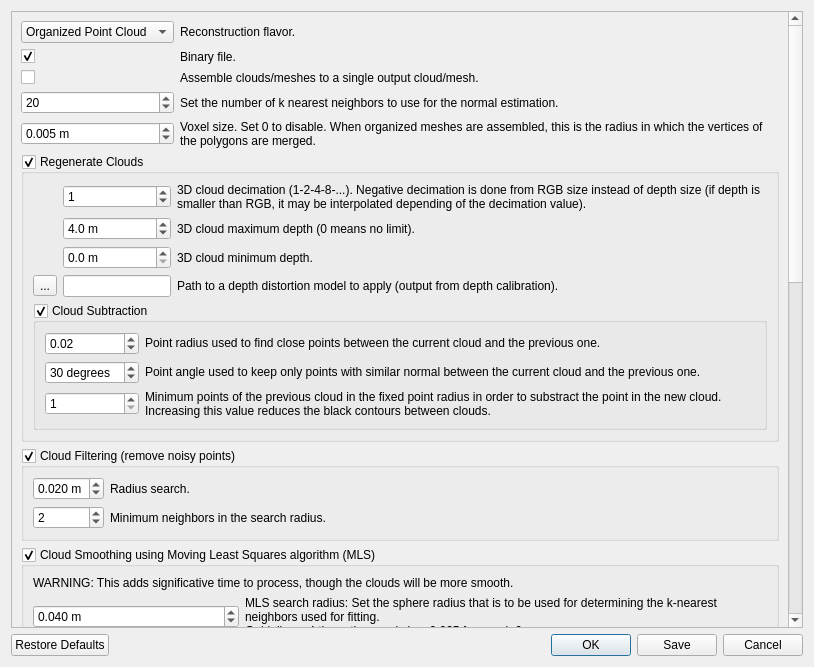
Above: guilib/src/ui/exportCloudsDialog.ui from introlab/rtabmap before the change. Below: the same form after it.
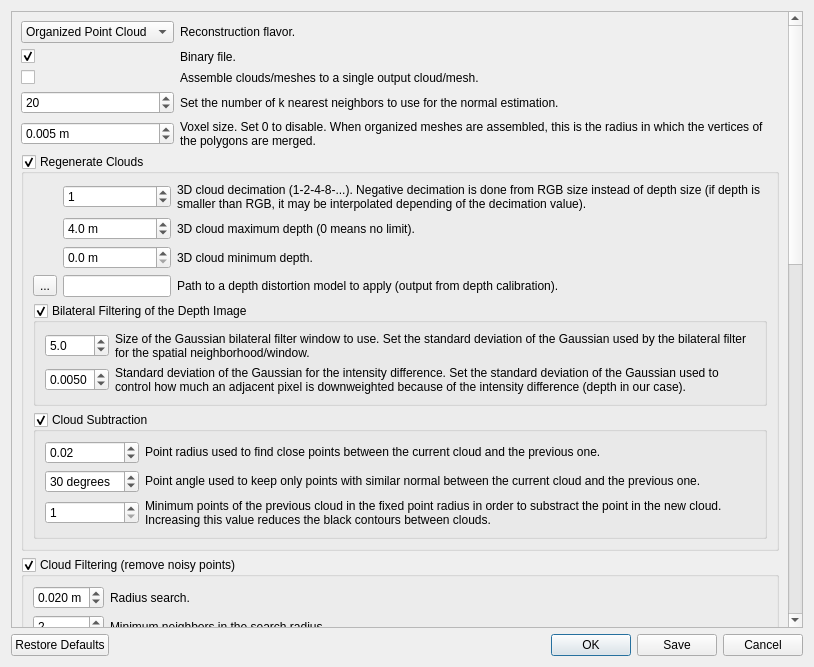
That is the form after the change.

Commit message: Added bilateral filtering option. CloudViewer: lighting and edge visibility options.

The edit to the form file:
```diff
--- a/guilib/src/ui/exportCloudsDialog.ui
+++ b/guilib/src/ui/exportCloudsDialog.ui
@@ -25,7 +25,7 @@
         <x>0</x>
         <y>0</y>
         <width>773</width>
-        <height>1755</height>
+        <height>1902</height>
        </rect>
       </property>
       <layout class="QVBoxLayout" name="verticalLayout_13">
@@ -254,6 +254,88 @@
             </item>
            </layout>
           </item>
+          <item>
+           <widget class="QGroupBox" name="groupBox_bilateral">
+            <property name="title">
+             <string>Bilateral Filtering of the Depth Image</string>
+            </property>
+            <property name="checkable">
+             <bool>true</bool>
+            </property>
+            <layout class="QGridLayout" name="gridLayout_13" columnstretch="0,1">
+             <item row="1" column="0">
+              <widget class="QDoubleSpinBox" name="doubleSpinBox_bilateral_sigmaR">
+               <property name="suffix">
+                <string/>
+               </property>
+               <property name="decimals">
+                <number>4</number>
+               </property>
+               <property name="minimum">
+                <double>0.000100000000000</double>
+               </property>
+               <property name="maximum">
+                <double>1.000000000000000</double>
+               </property>
+               <property name="singleStep">
+                <double>0.001000000000000</double>
+               </property>
+               <property name="value">
+                <double>0.005000000000000</double>
+               </property>
+              </widget>
+             </item>
+             <item row="1" column="1">
+              <widget class="QLabel" name="label_194">
+               <property name="text">
+                <string>Standard deviation of the Gaussian for the intensity difference. Set the standard deviation of the Gaussian used to control how much an adjacent pixel is downweighted because of the intensity difference (depth in our case).</string>
+               </property>
+               <property name="wordWrap">
+                <bool>true</bool>
+               </property>
+               <property name="textInteractionFlags">
+                <set>Qt::LinksAccessibleByMouse|Qt::TextSelectableByMouse</set>
+               </property>
+              </widget>
+             </item>
+             <item row="0" column="0">
+              <widget class="QDoubleSpinBox" name="doubleSpinBox_bilateral_sigmaS">
+               <property name="suffix">
+                <string/>
+               </property>
+               <property name="decimals">
+                <number>1</number>
+               </property>
+               <property name="minimum">
+                <double>0.100000000000000</double>
+               </property>
+               <property name="maximum">
+                <double>100.000000000000000</double>
+               </property>
+               <property name="singleStep">
+                <double>1.000000000000000</double>
+               </property>
+               <property name="value">
+                <double>5.000000000000000</double>
+               </property>
+              </widget>
+             </item>
+             <item row="0" column="1">
+              <widget class="QLabel" name="label_195">
+               <property name="text">
+                <string>Size of the Gaussian bilateral filter window to use. Set the standard deviation of the Gaussian used by the bilateral filter for the spatial neighborhood/window.</string>
+               </property>
+               <property name="wordWrap">
+                <bool>true</bool>
+               </property>
+               <property name="textInteractionFlags">
+                <set>Qt::LinksAccessibleByMouse|Qt::TextSelectableByMouse</set>
+               </property>
+              </widget>
+             </item>
+            </layout>
+           </widget>
+          </item>
           <item>
            <widget class="QGroupBox" name="groupBox_subtraction">
             <property name="title">
```
The commit also changes 13 other files.
